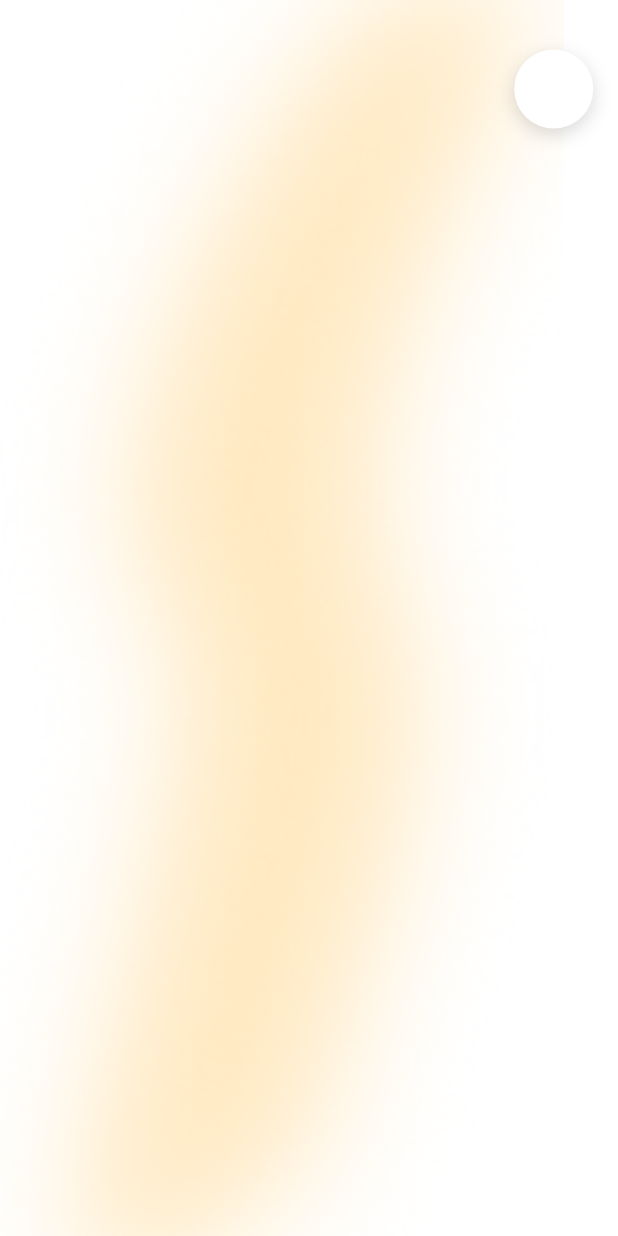
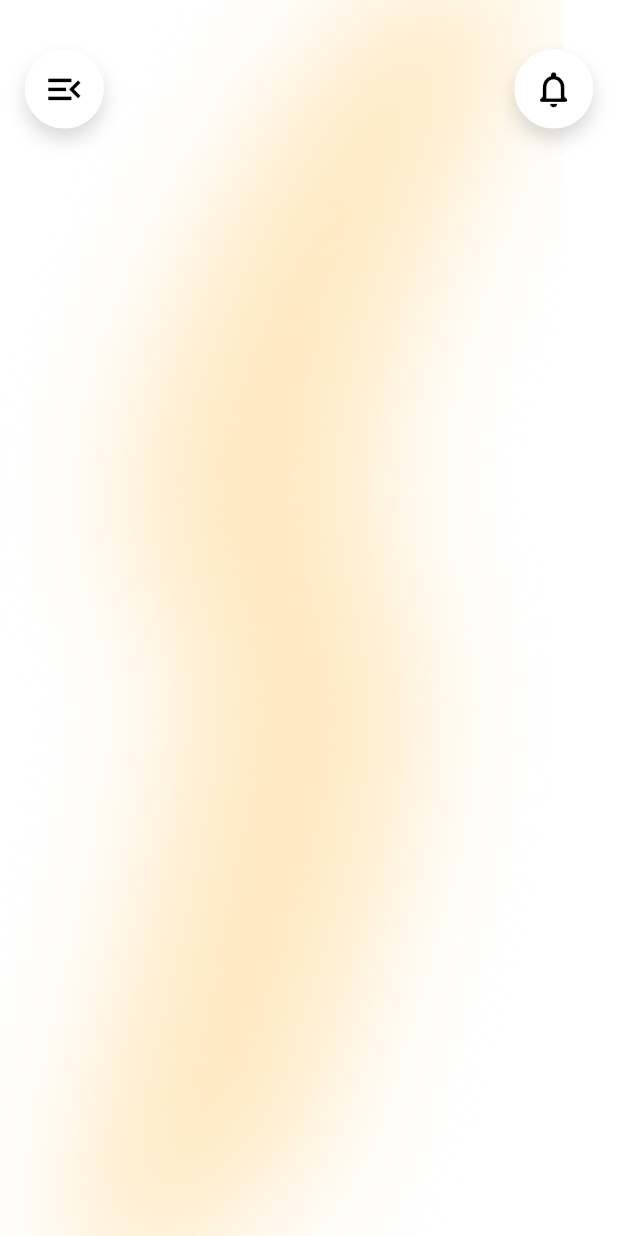
Before and after one commit to Alvin11David/Events-Uganda, a Flutter app: the screen it shows after launch, on a phone screen of 412 x 824 dp. Run offline on Flutter 3.47's test engine with Material 3 defaults, Android fonts, the phone set to English and light mode, and no system bars; our stand-ins replace firebase_auth, firebase_core, google_sign_in; accounts and stored records are empty.

Commit message:
Added a the icons

```diff
--- a/events_uganda/lib/Users/Customers/Customer_Home_Screen.dart
+++ b/events_uganda/lib/Users/Customers/Customer_Home_Screen.dart
@@ -39,6 +39,36 @@ class _CustomerHomeScreenState extends State<CustomerHomeScreen>
           ),
           Positioned(
             top: screenHeight * 0.04,
+            left: screenWidth * 0.04,
+            child: Container(
+              width: screenWidth * 0.128,
+              height: screenWidth * 0.128,
+              decoration: BoxDecoration(
+                color: Colors.white,
+                shape: BoxShape.circle,
+                border: Border.all(
+                  color: Colors.white,
+                  width: 3,
+                ),
+                boxShadow: [
+                  BoxShadow(
+                    color: Colors.black.withOpacity(0.15),
+                    blurRadius: 10,
+                    offset: const Offset(0,7),
+                    )
+                ],
+              ),
+              child: Center(
+                child: Icon(
+                  Icons.menu_open,
+                  color: Colors.black,
+                  size: screenWidth * 0.07,
+                ),
+              ),
+            )
+          ),
+          Positioned(
+            top: screenHeight * 0.04,
             right: screenWidth * 0.04,
             child: Container(
               width: screenWidth * 0.128,
@@ -46,17 +76,27 @@ class _CustomerHomeScreenState extends State<CustomerHomeScreen>
               decoration: BoxDecoration(
                 color: Colors.white,
                 shape: BoxShape.circle,
+                border: Border.all(
+                  color: Colors.white,
+                  width: 3,
+                ),
                 boxShadow: [
                   BoxShadow(
                     color: Colors.black.withOpacity(0.15),
                     blurRadius: 10,
-                    offset: const Offset(0,4),
+                    offset: const Offset(0,7),
                     )
-
-                ]
+                ],
+              ),
+              child: Center(
+                child: Icon(
+                  Icons.notifications_none_rounded,
+                  color: Colors.black,
+                  size: screenWidth * 0.07,
+                ),
               ),
             )
-          )
+          ),
         ],
         ),
       ),
```
